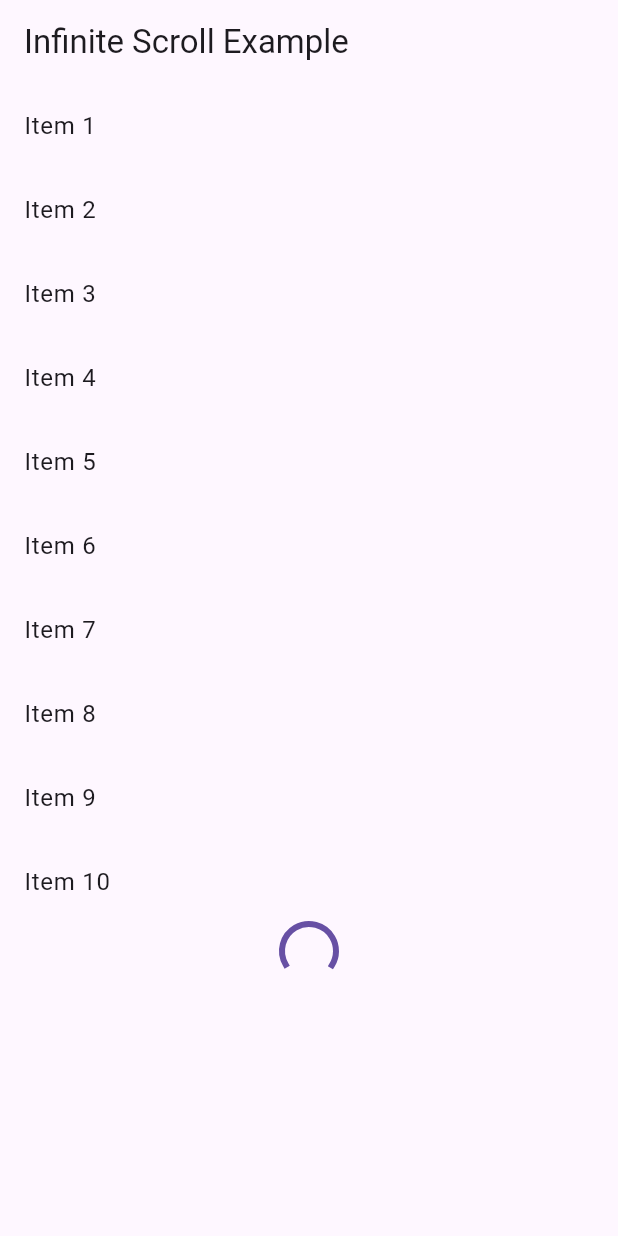
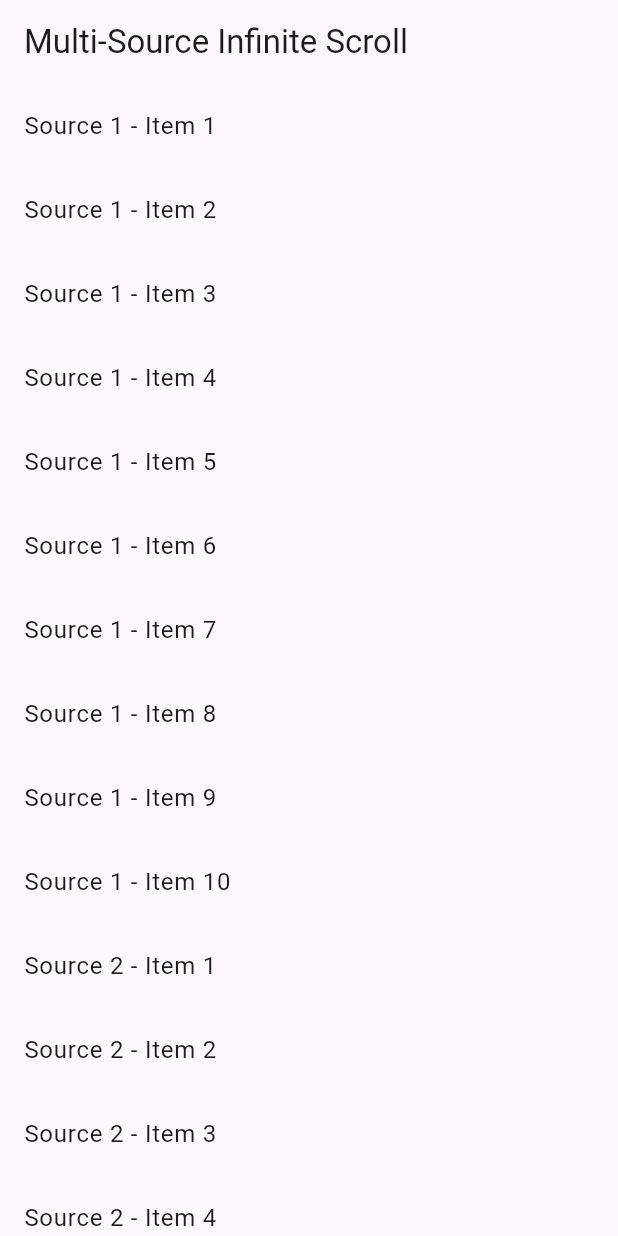
Before and after one commit to VibeIRL/inf-scroll-demo.flutter, a Flutter app: the screen it shows after launch, on a phone screen of 412 x 824 dp. Run offline on Flutter 3.47's test engine with Material 3 defaults, Android fonts, the phone set to English and light mode, and no system bars; our stand-ins replace rxdart.

Commit message:
rough patch

```diff
--- a/lib/main.dart
+++ b/lib/main.dart
@@ -6,95 +6,204 @@ void main() {
 }
 
 class MyApp extends StatelessWidget {
-  const MyApp({Key? key}) : super(key: key);
+  const MyApp({super.key});
 
   @override
   Widget build(BuildContext context) {
     return MaterialApp(
-      title: 'Flutter Demo',
+      title: 'VIBEirl Inf. Scroll Demo',
+
       theme: ThemeData(
         primarySwatch: Colors.blue,
       ),
-      home: const MyHomePage(),
+      debugShowCheckedModeBanner: false,
+      home: const MultiSourceInfiniteScrollPage(),
     );
   }
 }
 
-class MyHomePage extends StatefulWidget {
-  const MyHomePage({Key? key}) : super(key: key);
+// The infinite scroll page, utilizing multiple asynchronous data sources.
+class MultiSourceInfiniteScrollPage extends StatefulWidget {
+  const MultiSourceInfiniteScrollPage({super.key});
 
   @override
-  _MyHomePageState createState() => _MyHomePageState();
+  _MultiSourceInfiniteScrollPageState createState() =>
+      _MultiSourceInfiniteScrollPageState();
 }
 
-class _MyHomePageState extends State<MyHomePage> {
-  late BehaviorSubject<List<int>> _dataSubject;
+// The internal state of the infinite scroll page.
+class _MultiSourceInfiniteScrollPageState
+    extends State<MultiSourceInfiniteScrollPage> {
+  // BehaviorSubject to manage the data stream.
+  late BehaviorSubject<List<String>> _mergedDataSubject;
+  // Scroll controller to manage user scrolling actions.
   late ScrollController _scrollController;
+  // List to store the data fetched from multiple sources.
+  final List<String> _dataList = [];
+  // Number of items fetched per request from each source.
   final int _perPage = 10;
-  int _counter = 0;
+  // Counters to track the data fetched from each source.
+  int _source1Counter = 0;
+  int _source2Counter = 0;
+  int _source3Counter = 0;
+  // Flags to indicate if data is currently being loaded or pre-fetched.
+  bool _isLoading = false;
+  bool _prefetching = false;
+
+  // Maximum items to keep in memory.
+  final int _maxKeep = 60;
+  // Number of old items to remove at once.
+  final int _pruneSize = 20;
+  // Threshold to start prefetching when this many items remain.
+  final int _prefetchThreshold = 15;
 
   @override
   void initState() {
     super.initState();
-    _dataSubject = BehaviorSubject<List<int>>();
+    // Initialize the BehaviorSubject.
+    _mergedDataSubject = BehaviorSubject<List<String>>();
+    // Initialize the ScrollController and add a listener to it.
     _scrollController = ScrollController()..addListener(_scrollListener);
-    loadData();
+    // Load the initial data from all sources.
+    _loadInitialData();
   }
 
   @override
   void dispose() {
-    _dataSubject.close();
+    // Close the BehaviorSubject and dispose of the ScrollController.
+    _mergedDataSubject.close();
     _scrollController.dispose();
     super.dispose();
   }
 
-  void loadData() {
-    // Simulating loading data asynchronously
-    Future.delayed(const Duration(seconds: 2), () {
-      final newData = List.generate(_perPage, (index) => _counter * _perPage + index + 1);
-      _dataSubject.add(newData);
-      _counter++; // Increment counter for pagination
+  // Load initial data from all available sources.
+  void _loadInitialData() {
+    _loadDataFromAllSources();
+  }
+
+  // Load data from all sources concurrently.
+  void _loadDataFromAllSources() {
+    if (_isLoading) return;
+
+    // Set the loading flag to true.
+    setState(() {
+      _isLoading = true;
+    });
+
+    // Simulate loading data from three sources concurrently using Future.wait.
+    Future.wait([
+      _loadDataFromSource1(),
+      _loadDataFromSource2(),
+      _loadDataFromSource3(),
+    ]).then((allResults) {
+      // Flatten the results into a single list and append them to the existing data.
+      _appendData(allResults.expand((results) => results).toList());
+      // Update the BehaviorSubject stream with the latest data.
+      _mergedDataSubject.add(List<String>.from(_dataList));
+      // Reset the loading flag.
+      setState(() {
+        _isLoading = false;
+      });
+    }).catchError((e) {
+      // Reset the loading flag in case of an error.
+      setState(() {
+        _isLoading = false;
+      });
     });
   }
 
+  // Append new data to the existing list and prune old items.
+  void _appendData(List<String> newData) {
+    _dataList.addAll(newData);
+    _pruneOldItems();
+  }
+
+  // Prune old items outside the visible region.
+  void _pruneOldItems() {
+    // Prune a fixed number of old items if data exceeds the maximum allowed.
+    if (_dataList.length > _maxKeep) {
+      _dataList.removeRange(0, _pruneSize);
+      _mergedDataSubject.add(List<String>.from(_dataList));
+    }
+  }
+
+  // Simulate asynchronous data fetching from Source 1.
+  Future<List<String>> _loadDataFromSource1() async {
+    await Future.delayed(const Duration(seconds: 1)); // Simulate network delay
+    return List.generate(
+      _perPage,
+      (index) => 'Source 1 - Item ${_source1Counter * _perPage + index + 1}',
+    );
+  }
+
+  // Simulate asynchronous data fetching from Source 2.
+  Future<List<String>> _loadDataFromSource2() async {
+    await Future.delayed(const Duration(seconds: 1)); // Simulate network delay
+    return List.generate(
+      _perPage,
+      (index) => 'Source 2 - Item ${_source2Counter * _perPage + index + 1}',
+    );
+  }
+
+  // Simulate asynchronous data fetching from Source 3.
+  Future<List<String>> _loadDataFromSource3() async {
+    await Future.delayed(const Duration(seconds: 1)); // Simulate network delay
+    return List.generate(
+      _perPage,
+      (index) => 'Source 3 - Item ${_source3Counter * _perPage + index + 1}',
+    );
+  }
+
+  // Scroll listener to prefetch more data when nearing the end of the list.
   void _scrollListener() {
-    if (_scrollController.offset >= _scrollController.position.maxScrollExtent &&
-        !_scrollController.position.outOfRange) {
-      // Reached the end, load more data
-      loadData();
+    // Check if we are nearing the end of the list to start prefetching.
+    if (!_prefetching &&
+        _scrollController.position.maxScrollExtent -
+                _scrollController.position.pixels <=
+            _prefetchThreshold * 48) { // Approximate item height in pixels
+      _prefetching = true;
+      _source1Counter++;
+      _source2Counter++;
+      _source3Counter++;
+      _loadDataFromAllSources();
+      _prefetching = false;
     }
   }
 
   @override
   Widget build(BuildContext context) {
     return Scaffold(
+      // Create an AppBar with a title.
       appBar: AppBar(
-        title: const Text('Infinite Scroll Example'),
+        title: const Text('Multi-Source Infinite Scroll'),
       ),
-      body: StreamBuilder<List<int>>(
-        stream: _dataSubject.stream,
+      // Build a StreamBuilder that listens to the merged data stream.
+      body: StreamBuilder<List<String>>(
+        stream: _mergedDataSubject.stream,
         builder: (context, snapshot) {
+          // If data is available, display it in a ListView.
           if (snapshot.hasData) {
             final data = snapshot.data!;
             return ListView.builder(
+              // Attach the ScrollController to the ListView.
               controller: _scrollController,
-              itemCount: data.length + 1, // +1 for loading indicator
+              // Add an extra item for the loading indicator.
+              itemCount: data.length + (_isLoading ? 1 : 0),
               itemBuilder: (context, index) {
+                // Display the data items.
                 if (index < data.length) {
                   return ListTile(
-                    title: Text('Item ${data[index]}'),
+                    title: Text(data[index]),
                   );
                 } else {
-                  return const Center(
-                    child: CircularProgressIndicator(),
-                  );
+                  // Show a loading indicator when fetching data.
+                  return const Center(child: CircularProgressIndicator());
                 }
               },
             );
           } else {
-            return const Center(
-              child: CircularProgressIndicator(),
-            );
+            // Display a loading indicator when the data is initially loaded.
+            return const Center(child: CircularProgressIndicator());
           }
         },
       ),
```
